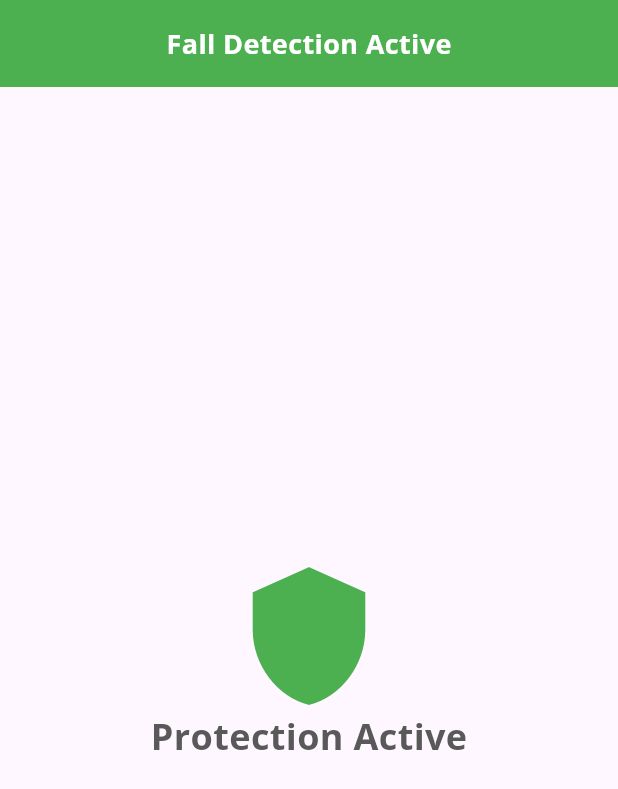
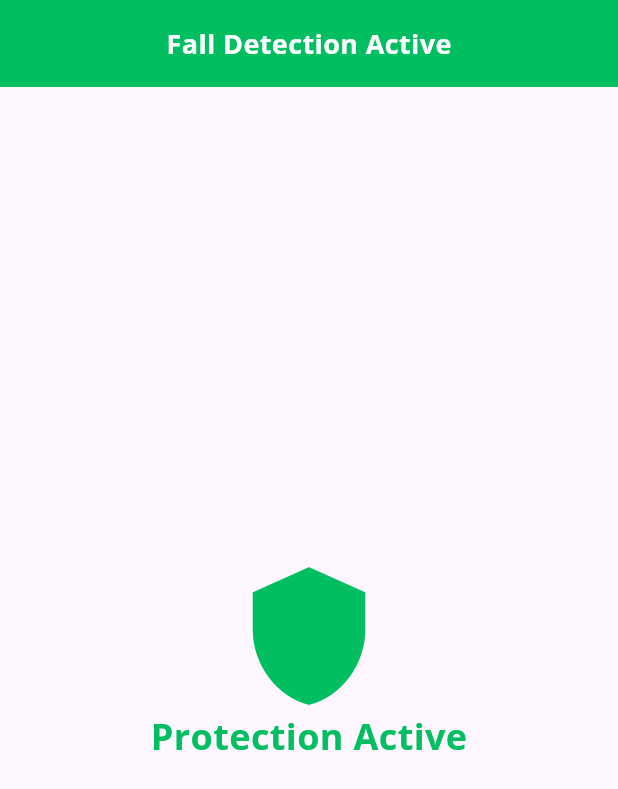
Before and after one commit to ekas-7/jiva-sage, a Flutter app: the SOSScreen screen opened directly, after a tap on the "shield" icon, on a phone screen of 412 x 824 dp. Shown: the top 789 px of the screen. Run offline on Flutter 3.47's test engine with Material 3 defaults, Android fonts, the phone set to English and light mode, and no system bars; our stand-ins replace camera, cloud_firestore, dartz, firebase_auth, firebase_core, fl_chart and 18 more; missing offline and left inert: google_ml_kit, mongo_dart; accounts and stored records are empty; network calls fail.

Commit message:
changed coloer theme

```diff
--- a/Jiva/lib/core/config/colors.dart
+++ b/Jiva/lib/core/config/colors.dart
@@ -2,9 +2,9 @@ import 'package:flutter/material.dart';
 
 class AppColors {
   // Primary Colors
-  static const primary = Color(0xFFC66408); // Calming blue
-  static const secondary = Color(0xFFC66408); // Soft blue
-  static const accent = Color(0xFFF4B393); // Warm peach
+  static const primary = Color(0xFF01bf60); // Green
+  static const secondary = Color(0xFF01bf60); // Green
+  static const accent = Color(0xFF4CD080); // Lighter green accent
 
   // Text Colors
   static const textPrimary = Color(0xFF2C3E50);
--- a/Jiva/lib/features/landing/presentation/widget/mood_section.dart
+++ b/Jiva/lib/features/landing/presentation/widget/mood_section.dart
@@ -28,7 +28,7 @@ class _MoodSectionState extends State<MoodSection>
       label: 'Good',
       emoji: '👍',
       color: AppColors.primary,
-      gradient: [AppColors.primary, Color(0xFF8CB5D4)],
+      gradient: [AppColors.primary, Color(0xFF4CD080)], // Updated gradient for green theme
     ),
     MoodOption(
       label: 'Neutral',
@@ -40,7 +40,7 @@ class _MoodSectionState extends State<MoodSection>
       label: 'Sad',
       emoji: '😔',
       color: AppColors.secondary,
-      gradient: [AppColors.secondary, Color(0xFFB1D1E3)],
+      gradient: [AppColors.secondary, Color(0xFF4CD080)], // Updated gradient for green theme
     ),
     MoodOption(
       label: 'Angry',
--- a/Jiva/lib/screens/sos.dart
+++ b/Jiva/lib/screens/sos.dart
@@ -22,6 +22,9 @@ class _SOSScreenState extends State<SOSScreen> {
   final String _emergencyContact = '+917878156830'; // Replace with your number
   final String _emergencyMessage =
       'I may be in danger. My phone has detected a fall. This is an automated SOS message.';
+
+  // Color theme
+  final Color _themeColor = const Color(0xFF01bf60);
 
   // State variables
   bool _isMonitoring = false;
@@ -210,7 +213,7 @@ class _SOSScreenState extends State<SOSScreen> {
             Container(
               width: double.infinity,
               padding: const EdgeInsets.all(16.0),
-              color: _sosTriggered ? Colors.red : _isMonitoring ? Colors.green : Colors.grey,
+              color: _sosTriggered ? Colors.red : _isMonitoring ? _themeColor : Colors.grey,
               child: Column(
                 children: [
                   Text(
@@ -244,9 +247,19 @@ class _SOSScreenState extends State<SOSScreen> {
       children: [
         GestureDetector(
           onTap: _toggleMonitoring,
-          child: Icon(_isMonitoring ? Icons.shield : Icons.shield_outlined, size: 100, color: _isMonitoring ? Colors.green : Colors.grey),
+          child: Icon(_isMonitoring ? Icons.shield : Icons.shield_outlined,
+            size: 100,
+            color: _isMonitoring ? _themeColor : Colors.grey
+          ),
         ),
-        Text(_isMonitoring ? 'Protection Active' : 'Tap to Activate', style: TextStyle(fontSize: 24, fontWeight: FontWeight.bold)),
+        Text(
+          _isMonitoring ? 'Protection Active' : 'Tap to Activate',
+          style: TextStyle(
+            fontSize: 24,
+            fontWeight: FontWeight.bold,
+            color: _isMonitoring ? _themeColor : Colors.grey
+          )
+        ),
       ],
     );
   }
@@ -255,8 +268,21 @@ class _SOSScreenState extends State<SOSScreen> {
     return Column(
       mainAxisAlignment: MainAxisAlignment.center,
       children: [
-        const Text('FALL DETECTED - SOS ACTIVATED', style: TextStyle(fontSize: 24, fontWeight: FontWeight.bold, color: Colors.red)),
-        ElevatedButton(onPressed: _cancelSOS, child: const Text('CANCEL SOS')),
+        const Text(
+          'FALL DETECTED - SOS ACTIVATED',
+          style: TextStyle(
+            fontSize: 24,
+            fontWeight: FontWeight.bold,
+            color: Colors.red
+          )
+        ),
+        ElevatedButton(
+          style: ElevatedButton.styleFrom(
+            backgroundColor: _themeColor,
+          ),
+          onPressed: _cancelSOS,
+          child: const Text('CANCEL SOS')
+        ),
       ],
     );
   }
```
Also changed, not shown: Jiva/lib/features/chatbot/presentation/chatbot_screen.dart (+4 -4 lines), Jiva/lib/features/profile/presentation/screens/profile_screen.dart (+19 -14 lines), Jiva/lib/screens/dashboard.dart (+5 -5 lines), Jiva/lib/screens/music.dart (+25 -25 lines), Jiva/lib/sections/bottom_navbar.dart (+7 -7 lines), Jiva/lib/core/config/theme.dart (line endings or trailing spaces), Jiva/pubspec.lock, 125 other files.
